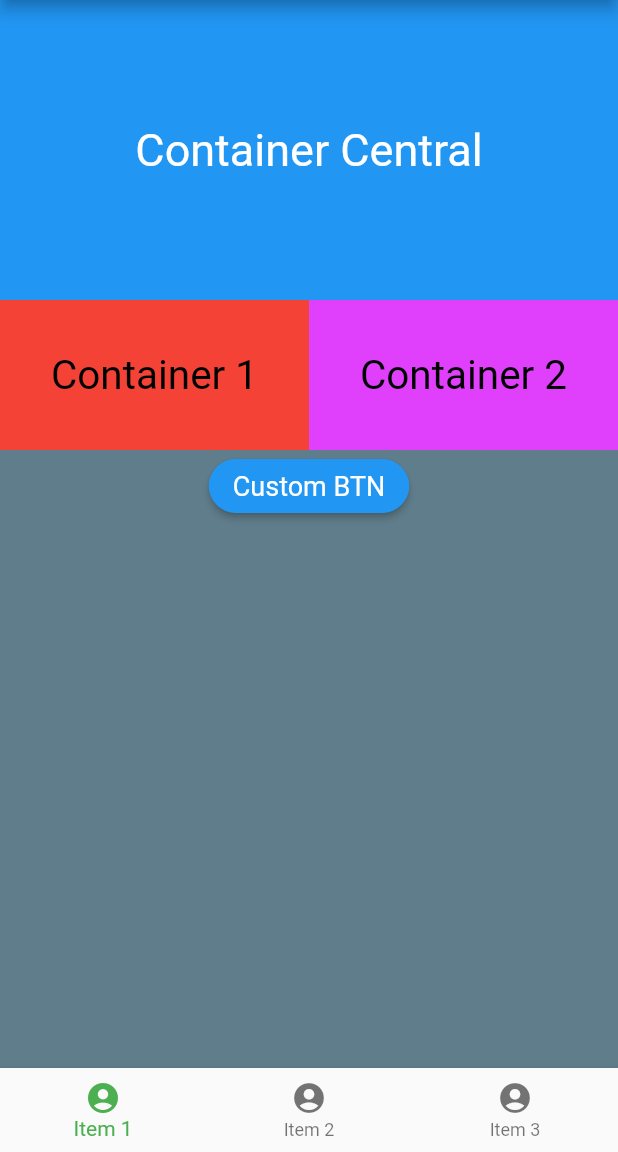
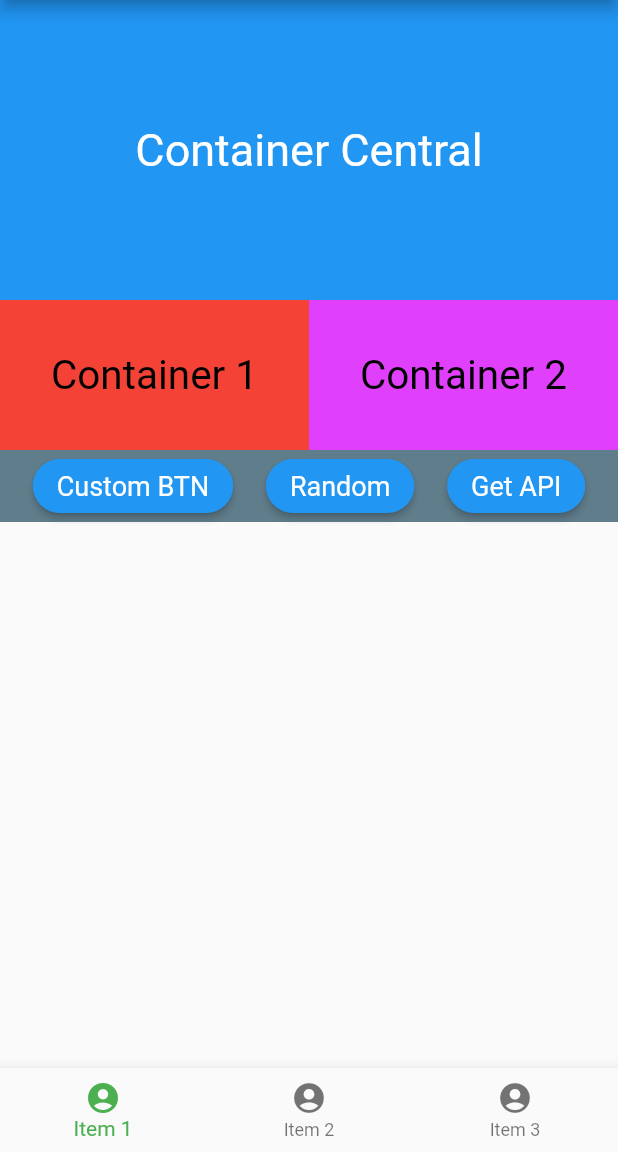
Before and after one commit to felixpessoa/flutter_nv1, a Flutter app: the screen it shows after launch, on a phone screen of 412 x 824 dp, the part 84-1236 px from its top. Run offline on Flutter 3.47's test engine with Material 2 defaults, Android fonts, the phone set to English and light mode, and no system bars.

```diff
--- a/lib/main.dart
+++ b/lib/main.dart
@@ -1,6 +1,5 @@
 import 'package:flutter/material.dart';
 import 'package:flutter_nv1/pages/home_page.dart';
-import 'package:flutter_nv1/pages/pageViews/one_page.dart';
 import 'package:flutter_nv1/pages/pageViews/two_page.dart';
 import 'package:flutter_nv1/pages/todo_list_page.dart';
 
@@ -24,9 +23,12 @@ class MyApp extends StatelessWidget {
         '/': (_) {
           return HomePage();
         },
-        '/twoPage':(context) {
+        '/twoPage':(_) {
           return TwoPage();
-        }
+        },
+        '/list': (_) {
+          return TodoListPage();
+        },
       },
     );
   }
--- a/lib/pages/home_page.dart
+++ b/lib/pages/home_page.dart
@@ -1,5 +1,6 @@
 import 'package:flutter/material.dart';
 import 'package:flutter_nv1/pages/pageViews/one_page.dart';
+
 
 class HomePage extends StatefulWidget {
   HomePage({Key? key}) : super(key: key);
@@ -14,6 +15,7 @@ class _HomePageState extends State<HomePage> {
 
   @override
   Widget build(BuildContext context) {
+    final size = MediaQuery.of(context).size;
     return Scaffold(
       appBar: AppBar(
         title: Text('AppBar'),
@@ -65,7 +67,11 @@ class _HomePageState extends State<HomePage> {
           ],
         ),
       ),
-      body: PageView(
+      body: SingleChildScrollView(
+        child: SizedBox(
+          height: size.height,
+          width: size.width,
+          child: PageView(
               controller: _pageController,
               children: [
                 OnePage(),
@@ -77,6 +83,8 @@ class _HomePageState extends State<HomePage> {
                   indexBottomNavigationBar = page;
                 });
               }),
+        ),
+      ),
       bottomNavigationBar: BottomNavigationBar(
         currentIndex: indexBottomNavigationBar,
         onTap: (int page) {
--- a/lib/pages/pageViews/one_page.dart
+++ b/lib/pages/pageViews/one_page.dart
@@ -1,23 +1,49 @@
+import 'dart:convert';
+
 import 'package:flutter/material.dart';
-import 'package:flutter_nv1/pages/pageViews/two_page.dart';
 import 'package:flutter_nv1/widgets/custom_button_widget.dart';
+import 'package:http/http.dart' as http;
 
-class OnePage extends StatelessWidget {
+class OnePage extends StatefulWidget {
   const OnePage({Key? key}) : super(key: key);
 
   @override
+  State<OnePage> createState() => _OnePageState();
+}
+
+class _OnePageState extends State<OnePage> {
+  ValueNotifier<List<Post>> posts = ValueNotifier<List<Post>>([]);
+  ValueNotifier<bool> inLoaded = ValueNotifier<bool>(false);
+  callAPI() async {
+    var client = http.Client();
+    try {
+      inLoaded.value = true;
+      var response = await client
+          .get(Uri.parse('https://jsonplaceholder.typicode.com/posts'));
+      var decodedResponse = jsonDecode(response.body) as List;
+      posts.value = decodedResponse.map((e) => Post.fromJson(e)).toList();
+      await Future.delayed(Duration(seconds: 2));
+    } finally {
+      client.close();
+      inLoaded.value = false;
+    }
+  }
+
+  @override
   Widget build(BuildContext context) {
-    return Container(
+    final size = MediaQuery.of(context).size;
+    return SingleChildScrollView(
+      child: Container(
         color: Colors.blueGrey,
         child: Column(
           children: [
             Container(
               height: 200,
               width: MediaQuery.of(context).size.width,
-            decoration: BoxDecoration(
+              decoration: const BoxDecoration(
                 color: Colors.blue,
               ),
-            child: Center(
+              child: const Center(
                 child: Text(
                   'Container Central',
                   style: TextStyle(
@@ -33,7 +59,7 @@ class OnePage extends StatelessWidget {
                   color: Colors.red,
                   height: 100,
                   width: MediaQuery.of(context).size.width / 2,
-                child: Center(
+                  child: const Center(
                     child: Text(
                       'Container 1',
                       style: TextStyle(
@@ -47,7 +73,7 @@ class OnePage extends StatelessWidget {
                   color: Colors.purpleAccent,
                   height: 100,
                   width: MediaQuery.of(context).size.width / 2,
-                child: Center(
+                  child: const Center(
                     child: Text(
                       'Container 2',
                       style: TextStyle(
@@ -60,7 +86,10 @@ class OnePage extends StatelessWidget {
               ],
             ),
             Center(
-            child: CustomButtonWidget(
+              child: Row(
+                mainAxisAlignment: MainAxisAlignment.spaceEvenly,
+                children: [
+                  CustomButtonWidget(
                     disable: false,
                     titleSize: 18,
                     onPressed: () {
@@ -68,15 +97,69 @@ class OnePage extends StatelessWidget {
                       //   MaterialPageRoute(builder: (context) => const TwoPage()),
                       // );
                       Navigator.of(context)
-                    .pushNamed('/twoPage', arguments: 'Home')
+                          .pushNamed('/list', arguments: 'Home')
                           .then((value) => print(value));
                     },
                     title: 'Custom BTN',
                   ),
-
+                  CustomButtonWidget(
+                    disable: false,
+                    titleSize: 18,
+                    onPressed: () {
+                      Navigator.of(context)
+                          .pushNamed('/twoPage', arguments: 'Home')
+                          .then((value) => print(value));
+                    },
+                    title: 'Random',
+                  ),
+                  CustomButtonWidget(
+                    disable: false,
+                    onPressed: () {
+                      callAPI();
+                    },
+                    title: 'Get API',
+                    titleSize: 18,
                   ),
                 ],
+              ),
+            ),
+            AnimatedBuilder(
+              animation: Listenable.merge([posts, inLoaded]),
+              // ValueListenableBuilder<List<Post>>(
+              //   valueListenable: posts,
+              builder: (_, __) => inLoaded.value
+                  ? CircularProgressIndicator()
+                  : ListView.builder(
+                      physics: NeverScrollableScrollPhysics(),
+                      shrinkWrap: true,
+                      itemCount: posts.value.length,
+                      itemBuilder: (_, index) => ListTile(
+                        title: Text(posts.value[index].title),
+                      ),
+                    ),
+            ),
+          ],
+        ),
       ),
     );
   }
 }
+
+class Post {
+  final int userId;
+  final int id;
+  final String title;
+  final String body;
+
+  Post(this.userId, this.id, this.title, this.body);
+
+  factory Post.fromJson(Map json) {
+    return Post(json['userId'], json['id'], json['title'], json['body']);
+  }
+
+  @override
+  String toString() {
+    // TODO: implement toString
+    return 'id: $id';
+  }
+}
--- a/lib/widgets/custom_button_widget.dart
+++ b/lib/widgets/custom_button_widget.dart
@@ -17,14 +17,6 @@ class CustomButtonWidget extends StatelessWidget {
   Widget build(BuildContext context) {
     return ElevatedButton(
       onPressed: disable ? null : onPressed,
-      child: Text(
-        title,
-        // style: TextStyle(
-        //   color: Colors.white,
-        //   fontSize: 25,
-        //   fontWeight: FontWeight.bold,
-        // ),
-      ),
       style: ButtonStyle(
           backgroundColor: MaterialStateProperty.resolveWith<Color>((states) {
             if (states.contains(MaterialState.disabled)) return Colors.red;
@@ -36,13 +28,22 @@ class CustomButtonWidget extends StatelessWidget {
           ),
           textStyle: MaterialStateProperty.resolveWith(
             (states) {
-              if (states.contains(MaterialState.pressed))
+              if (states.contains(MaterialState.pressed)) {
                 return TextStyle(
                   fontSize: titleSize != null ? titleSize! * 2 : 28,
                 );
+              }
               return TextStyle(fontSize: titleSize);
             },
           )),
+      child: Text(
+        title,
+        // style: TextStyle(
+        //   color: Colors.white,
+        //   fontSize: 25,
+        //   fontWeight: FontWeight.bold,
+        // ),
+      ),
     );
   }
 }
--- a/pubspec.yaml
+++ b/pubspec.yaml
@@ -29,6 +29,7 @@ environment:
 dependencies:
   flutter:
     sdk: flutter
+  http: ^0.13.4
 
 
   # The following adds the Cupertino Icons font to your application.
```
Also changed, not shown: lib/pages/pageViews/two_page.dart (+43 -13 lines), lib/pages/todo_list_page.dart (+20 -2 lines), pubspec.lock. Lines whose indentation alone changed are shown as unchanged.
